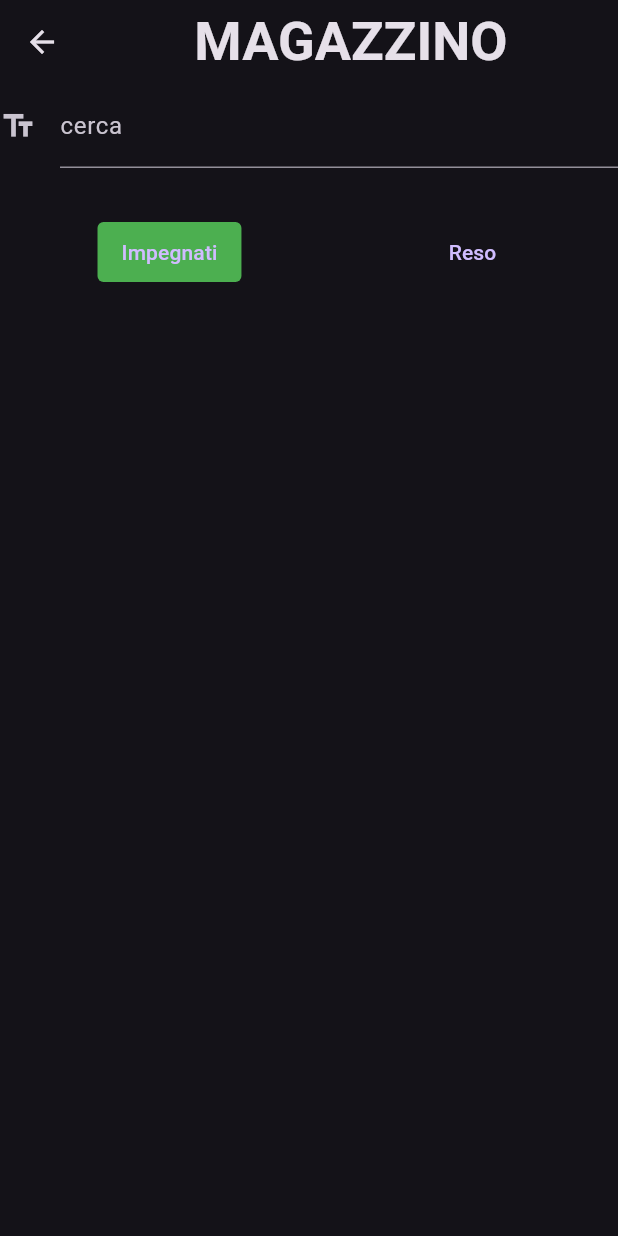
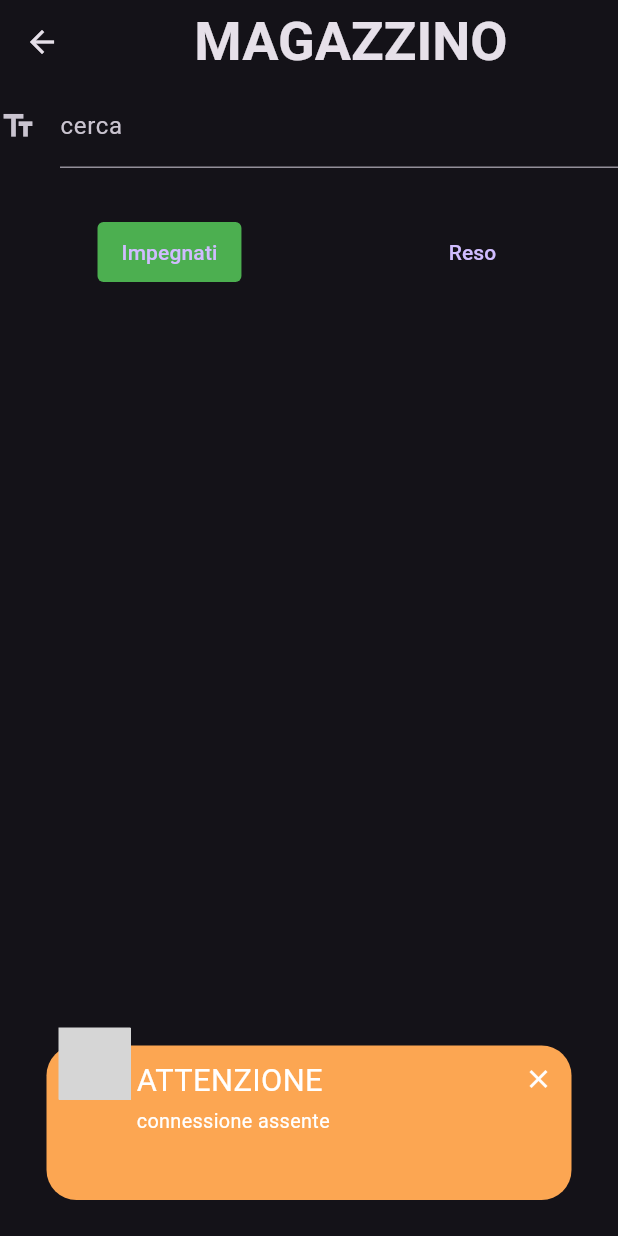
Before and after one commit to stegish/FCLogistic_2.0, a Flutter app: the VTotale screen opened directly, after a tap on "Impegnati", on a phone screen of 412 x 824 dp. Run offline on Flutter 3.47's test engine with Material 3 defaults, Android fonts, the phone set to English and light mode, and no system bars; drawn by our look-alikes of awesome_snackbar_content; our stand-ins replace fl_chart, input_quantity, persistent_bottom_nav_bar; network calls fail; Roboto replaces fonts that are missing (Arial); grey boxes are pictures that could not be loaded.

Commit message:
aggiunta gestione di mancanza di connessione e migliorato la risposta a liste vuote o valori scorretti. Aggiunta possibilità di cercare per nome di bancale in MagazzinoCompleto.dart

```diff
--- a/lib/Carica.dart
+++ b/lib/Carica.dart
@@ -1,8 +1,9 @@
 import 'dart:convert';
+import 'dart:io';
+
 import 'package:fcmagazzino/snakBar.dart';
-import 'package:flutter/cupertino.dart';
+import 'package:flutter/material.dart';
 import 'package:http/http.dart' as http;
-import 'package:flutter/material.dart';
 
 class Carica extends StatefulWidget {
   const Carica({Key? key}) : super(key: key);
@@ -28,6 +29,7 @@ class _CaricaState extends State<Carica> {
   Future<List<String>> RealTimeSearch(String banc) async {
     List<String> risultato = [];
     var url = "http://188.12.130.133:1717/TrovaBancale.php";
+    try {
       http.Response response = await http.post(
         Uri.parse(url),
         body: {
@@ -45,10 +47,16 @@ class _CaricaState extends State<Carica> {
         }
       }
       return risultato;
+    } on SocketException catch (_) {
+      GlobalValues.showSnackbar(ScaffoldMessenger.of(context), "ATTENZIONE",
+          "connessione assente", "attenzione");
+      throw ("");
+    }
   }
 
   void SendData() async {
     var url = "http://188.12.130.133:1717/Carica.php";
+    try {
       http.Response response = await http.post(
         Uri.parse(url),
         body: {
@@ -68,6 +76,11 @@ class _CaricaState extends State<Carica> {
       } else {
         GlobalValues.showSnackbar(ScaffoldMessenger.of(context), "ATTENZIONE",
             "errore inserimento dati", "fallito");
+      }
+    } on SocketException catch (_) {
+      GlobalValues.showSnackbar(ScaffoldMessenger.of(context), "ATTENZIONE",
+          "connessione assente", "attenzione");
+      throw ("");
     }
   }
 
--- a/lib/Trova.dart
+++ b/lib/Trova.dart
@@ -1,7 +1,9 @@
 import 'dart:convert';
+import 'dart:io';
 
 import 'package:flutter/material.dart';
 import 'package:http/http.dart' as http;
+
 import 'DMag.dart';
 import 'VMagazzino.dart';
 import 'snakBar.dart';
@@ -35,6 +37,7 @@ class _TrovaState extends State<Trova> {
   Future<List<DMag>> getData() async {
     List<DMag> ris = [];
     var url = "http://188.12.130.133:1717/Trova.php";
+    try {
       http.Response response = await http.post(
         Uri.parse(url),
         body: {
@@ -56,6 +59,11 @@ class _TrovaState extends State<Trova> {
               int.parse(data[i]['colonnaB'])));
         }
         return ris;
+      }
+    } on SocketException catch (_) {
+      GlobalValues.showSnackbar(ScaffoldMessenger.of(context), "ATTENZIONE",
+          "connessione assente", "attenzione");
+      throw ("");
     }
   }
 
--- a/lib/VTotale.dart
+++ b/lib/VTotale.dart
@@ -1,11 +1,9 @@
-import 'package:flutter/cupertino.dart';
+import 'dart:convert';
+import 'dart:io';
+
+import 'package:fcmagazzino/snakBar.dart';
 import 'package:flutter/material.dart';
-import 'package:flutter/widgets.dart';
 import 'package:http/http.dart' as http;
-import 'dart:convert';
-import 'Impegna.dart';
-import 'Resi.dart';
-import 'DMag.dart';
 
 class VTotale extends StatefulWidget {
   const VTotale({super.key});
@@ -18,15 +16,13 @@ class _VTotaleState extends State<VTotale> {
   final _scrollController = ScrollController();
   List<Widget> _list = [];
   final input = [TextEditingController()]; //variabile per l'input
-  int _currentPage = 1;
   bool _isLoading = false;
   String selected = "resi";
 
   @override
   void initState() {
     super.initState();
-    _scrollController.addListener(_loadMore);
-    getData(_currentPage);
+    getData();
   }
 
   @override
@@ -35,11 +31,9 @@ class _VTotaleState extends State<VTotale> {
     super.dispose();
   }
 
-  Future<List<Widget>> getResi(int pageKey) async {
+  Future<List<Widget>> getResi() async {
     List<Widget> ris = [];
-    //TODO: togliere duplicati
-    //TODO: caricare i risultati in base allo scorrimento
-
+    try {
       final response = await http
           .post(Uri.parse('http://188.12.130.133:1717/getResi.php'), body: {
         'input': input[0].text,
@@ -47,6 +41,7 @@ class _VTotaleState extends State<VTotale> {
       var responseD = jsonDecode(response.body);
       print(responseD);
       var data = responseD['data'];
+
       if (true == responseD['success']) {
         for (int i = 0; i < data.length; i++) {
           ris.add(Card(
@@ -61,17 +56,32 @@ class _VTotaleState extends State<VTotale> {
             ),
           ));
         }
+        ris.toSet().toList();
         return ris;
       } else {
-      throw Exception('Failed to load data');
+        ris.add(const Card(
+          child: ListTile(
+            leading: CircleAvatar(child: Icon(Icons.storage)),
+            title: Text("NESSUN RISULTATO TROVATO",
+                style: TextStyle(fontSize: 14)),
+            trailing: Icon(Icons.warning),
+          ),
+        ));
+        return ris;
+      }
+    } on SocketException catch (_) {
+      GlobalValues.showSnackbar(ScaffoldMessenger.of(context), "ATTENZIONE",
+          "connessione assente", "attenzione");
+      throw ("");
     }
   }
 
-  Future<List<Widget>> getImpegnati(int pageKey) async {
+  Future<List<Widget>> getImpegnati() async {
     List<Widget> ris = [];
-
-    final response = await http
-        .post(Uri.parse('http://188.12.130.133:1717/getImpegnati.php'), body: {
+    try {
+      final response = await http.post(
+          Uri.parse('http://188.12.130.133:1717/getImpegnati.php'),
+          body: {
             'input': input[0].text,
           });
       var responseD = jsonDecode(response.body);
@@ -89,23 +99,36 @@ class _VTotaleState extends State<VTotale> {
             ),
           ));
         }
+        ris.toSet().toList();
         return ris;
       } else {
-      throw Exception('Failed to load data');
+        ris.add(const Card(
+          child: ListTile(
+            leading: CircleAvatar(child: Icon(Icons.storage)),
+            title: Text("NESSUN RISULTATO TROVATO",
+                style: TextStyle(fontSize: 14)),
+            trailing: Icon(Icons.warning),
+          ),
+        ));
+        return ris;
+      }
+    } on SocketException catch (_) {
+      GlobalValues.showSnackbar(ScaffoldMessenger.of(context), "ATTENZIONE",
+          "connessione assente", "attenzione");
+      throw ("");
     }
   }
 
-  Future<void> getData(int page) async {
-    int page = 0;
+  Future<void> getData() async {
     List<Widget> ris = [];
     setState(() {
       _isLoading = true;
     });
     try {
       if (selected == "resi") {
-        ris = await getResi(page);
+        ris = await getResi();
       } else if (selected == "impegnati") {
-        ris = await getImpegnati(page);
+        ris = await getImpegnati();
       }
     } catch (e) {
       setState(() {
@@ -116,29 +139,6 @@ class _VTotaleState extends State<VTotale> {
       _isLoading = false;
       _list = ris;
     });
-  }
-
-  void VaiImpegna(DMag d) {
-    Navigator.push(
-      context,
-      MaterialPageRoute(builder: (context) => Impegna(riga: d)),
-    );
-  }
-
-  void VaiResi(DMag d) {
-    Navigator.push(
-      context,
-      MaterialPageRoute(builder: (context) => Resi(riga: d)),
-    );
-  }
-
-  void _loadMore() {
-    if (_scrollController.position.pixels ==
-            _scrollController.position.maxScrollExtent &&
-        !_isLoading) {
-      _currentPage++;
-      getData(_currentPage);
-    }
   }
 
   @override
@@ -162,7 +162,7 @@ class _VTotaleState extends State<VTotale> {
                 labelText: 'cerca',
               ),
               onChanged: (text) {
-                getData(_currentPage);
+                getData();
               },
             ),
           ),
@@ -183,7 +183,7 @@ class _VTotaleState extends State<VTotale> {
                 onPressed: () {
                   setState(() {
                     selected = "impegnati";
-                    getData(_currentPage);
+                    getData();
                   });
                 },
                 child: const Column(
@@ -203,7 +203,7 @@ class _VTotaleState extends State<VTotale> {
                 onPressed: () {
                   setState(() {
                     selected = "resi";
-                    getData(_currentPage);
+                    getData();
                   });
                 },
                 child: const Column(
--- a/lib/home.dart
+++ b/lib/home.dart
@@ -169,7 +169,7 @@ class _HomeState extends State<Home> {
         }
       } else {
         GlobalValues.showSnackbar(ScaffoldMessenger.of(context), "ATTENZIONE",
-            "problemi con i valori o connessione assente", "fallito");
+            "problemi con i valori", "fallito");
         throw ("");
       }
     } on SocketException catch (_) {
```
Also changed, not shown: lib/MagazzinoCompleto.dart (+54 -112 lines). Lines whose indentation alone changed are shown as unchanged.
